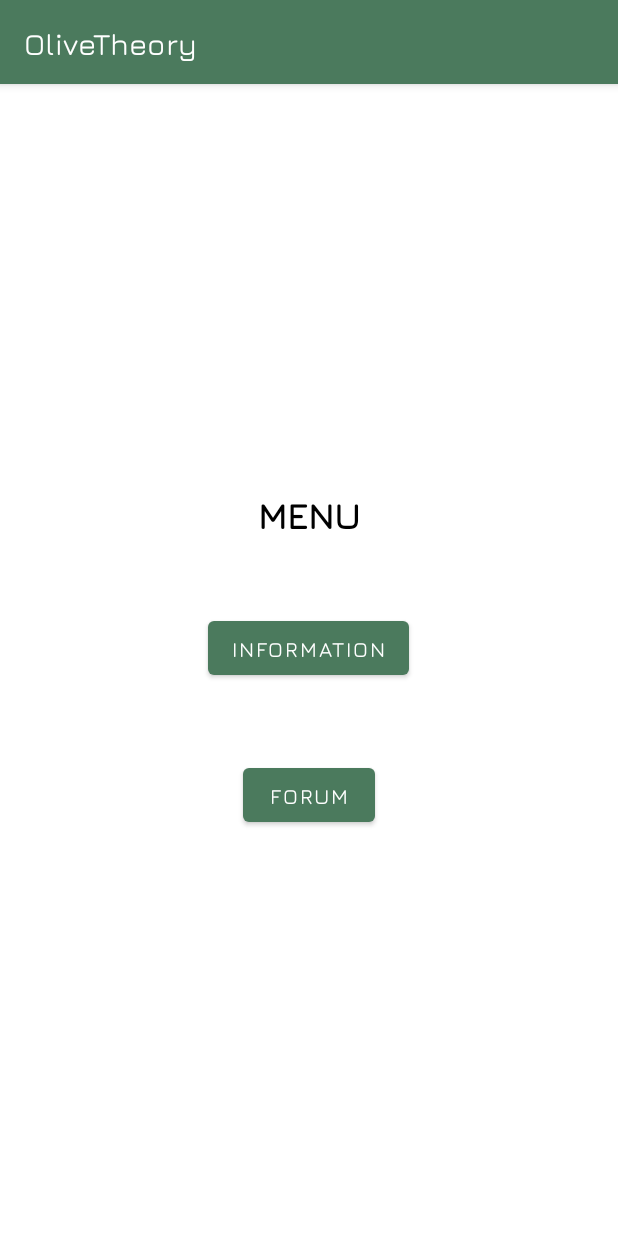
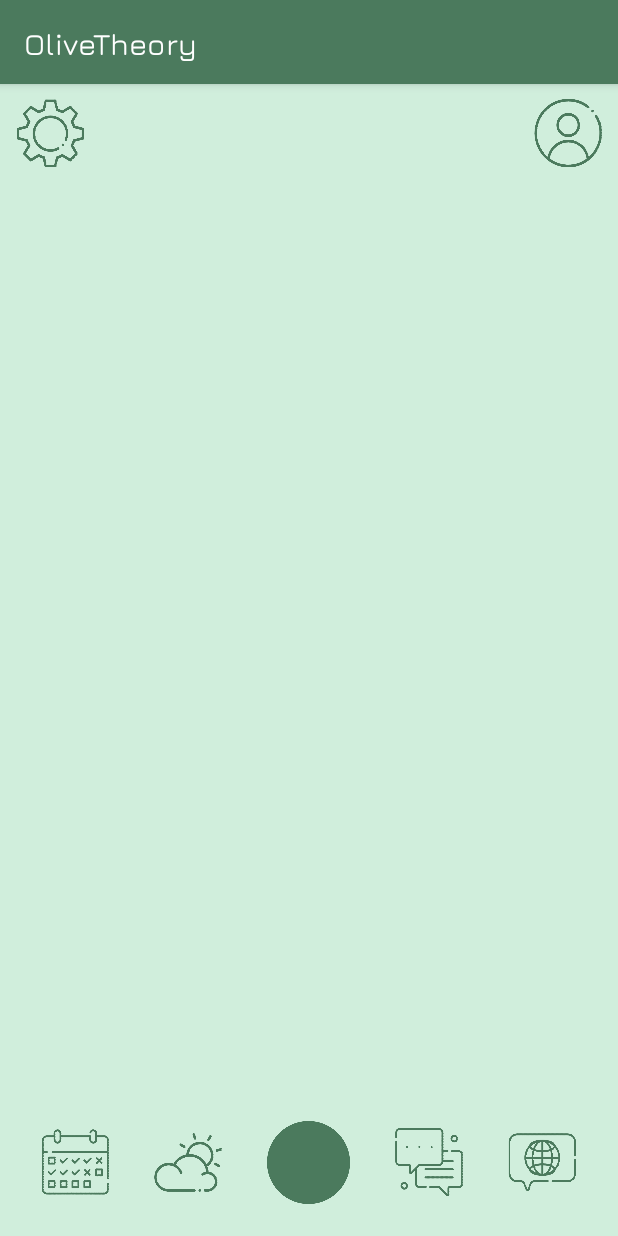
Before and after one commit to katerinaarf/OliveTheory, an Android app: the MenuActivity screen opened directly, with no data from a screen before it, on a phone screen of 412 x 824 dp. Run offline under Robolectric (Android 15) with nearby library versions, the phone set to English and light mode, and no system bars; 3 statements that could not run were skipped.

```diff
--- a/app/src/main/res/drawable/userprof.xml
+++ /dev/null
@@ -1,5 +0,0 @@
-<vector xmlns:android="http://schemas.android.com/apk/res/android" android:height="24dp" android:tint="#4B7A5D" android:viewportHeight="24" android:viewportWidth="24" android:width="24dp">
-
-    <path android:fillColor="@android:color/white" android:pathData="M12,2C6.48,2 2,6.48 2,12s4.48,10 10,10 10,-4.48 10,-10S17.52,2 12,2zM12,5c1.66,0 3,1.34 3,3s-1.34,3 -3,3 -3,-1.34 -3,-3 1.34,-3 3,-3zM12,19.2c-2.5,0 -4.71,-1.28 -6,-3.22 0.03,-1.99 4,-3.08 6,-3.08 1.99,0 5.97,1.09 6,3.08 -1.29,1.94 -3.5,3.22 -6,3.22z"/>
-
-</vector>
--- a/app/src/main/res/layout/activity_main.xml
+++ b/app/src/main/res/layout/activity_main.xml
@@ -4,7 +4,7 @@
     xmlns:tools="http://schemas.android.com/tools"
     android:layout_width="match_parent"
     android:layout_height="match_parent"
-    android:background="#608A70"
+    android:background="#D0EEDC"
     tools:context=".MainActivity">
 
     <LinearLayout
@@ -24,7 +24,7 @@
             android:layout_marginTop="20dp"
             android:fontFamily="monospace"
             android:text="@string/app_name"
-            android:textColor="@color/white"
+            android:textColor="@color/first"
             android:textSize="40sp"
             android:textStyle="bold" />
 
--- a/app/src/main/res/layout/activity_menu.xml
+++ b/app/src/main/res/layout/activity_menu.xml
@@ -5,29 +5,89 @@
     android:layout_height="match_parent"
     android:orientation="vertical"
     android:gravity="center"
-    android:background="@android:color/white"
+    android:background="@color/second"
     tools:context=".MenuActivity">
 
-    <TextView
+    <!-- Horizontal LinearLayout to place buttons in a row -->
+    <LinearLayout
         android:layout_width="wrap_content"
+        android:layout_height="660dp"
+        android:layout_marginTop="10dp"
+        android:orientation="horizontal">
+
+        <Button
+            android:id="@+id/settings"
+            android:layout_width="45dp"
+            android:layout_height="45dp"
+            android:background="@drawable/settings" />
+
+        <!-- Spacer to add margin between buttons -->
+        <View
+            android:layout_width="300dp"
+            android:layout_height="wrap_content" />
+
+        <Button
+            android:id="@+id/user"
+            android:layout_width="45dp"
+            android:layout_height="45dp"
+            android:background="@drawable/userprof" />
+
+    </LinearLayout>
+
+    <!-- Bottom icons -->
+    <LinearLayout
+        android:layout_width="match_parent"
         android:layout_height="wrap_content"
-        android:text="MENU"
-        android:textSize="24sp"
-        android:textStyle="bold"
-        android:textColor="@android:color/black"/>
+        android:layout_gravity="bottom"
+        android:orientation="horizontal"
+        android:gravity="center"
+        >
 
-    <Button
-        android:id="@+id/informationButton"
-        android:layout_width="wrap_content"
-        android:layout_height="wrap_content"
-        android:text="Information"
-        android:layout_marginTop="50dp"/>
+        <Button
+            android:id="@+id/calendar"
+            android:layout_width="45dp"
+            android:layout_height="45dp"
+            android:background="@drawable/calendar" />
 
-    <Button
-        android:id="@+id/forumButton"
-        android:layout_width="wrap_content"
-        android:layout_height="wrap_content"
-        android:text="Forum"
-        android:layout_marginTop="50dp"/>
+        <View
+            android:layout_width="30dp"
+            android:layout_height="wrap_content" />
+
+        <Button
+            android:id="@+id/weather"
+            android:layout_width="45dp"
+            android:layout_height="45dp"
+            android:background="@drawable/weather" />
+
+        <View
+            android:layout_width="30dp"
+            android:layout_height="wrap_content" />
+
+        <Button
+            android:id="@+id/problems"
+            android:layout_width="55dp"
+            android:layout_height="55dp"
+            android:background="@drawable/olivetheory" />
+
+        <View
+            android:layout_width="30dp"
+            android:layout_height="wrap_content" />
+
+        <Button
+            android:id="@+id/message"
+            android:layout_width="45dp"
+            android:layout_height="45dp"
+            android:background="@drawable/message" />
+
+        <View
+            android:layout_width="30dp"
+            android:layout_height="wrap_content" />
+
+        <Button
+            android:id="@+id/forum"
+            android:layout_width="45dp"
+            android:layout_height="45dp"
+            android:background="@drawable/forum" />
+    </LinearLayout>
 
 </LinearLayout>
--- a/app/src/main/res/values/colors.xml
+++ b/app/src/main/res/values/colors.xml
@@ -1,7 +1,7 @@
 <?xml version="1.0" encoding="utf-8"?>
 <resources>
     <color name="first">#4b7a5d</color>
-    <color name = "second">#673AB7</color>
+    <color name = "second">#D0EEDC</color>
 
     <color name="black">#FF000000</color>
     <color name="white">#FFFFFFFF</color>
```
Also changed, not shown: app/src/main/res/drawable/add.png (added), app/src/main/res/drawable/calendar.png (added), app/src/main/res/drawable/forum.png (added), app/src/main/res/drawable/message.png (added), app/src/main/res/drawable/settings.png (added), app/src/main/res/drawable/tick.png (added), app/src/main/res/drawable/userprof.png (added), app/src/main/res/drawable/weather.png (added).
